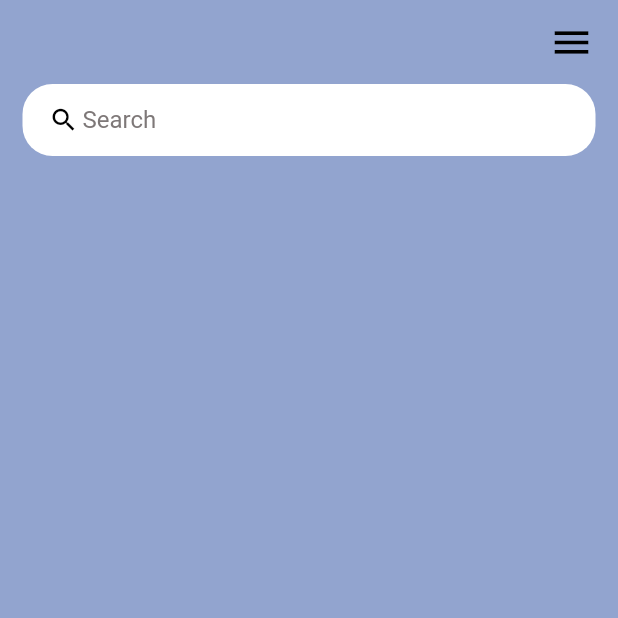
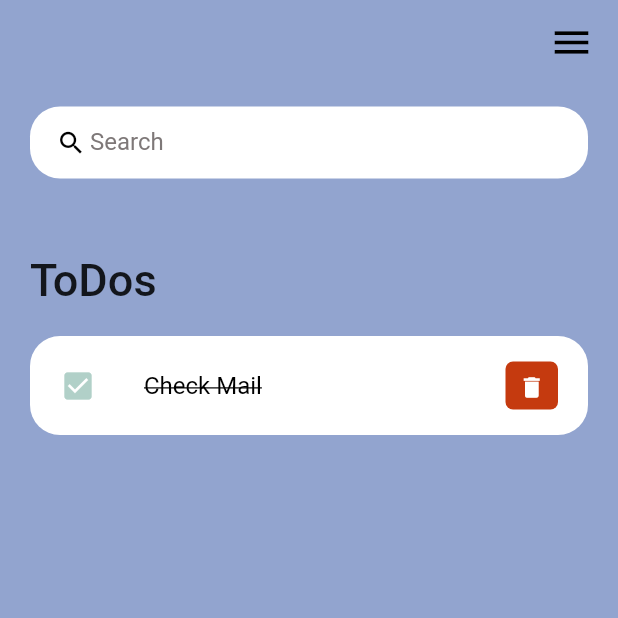
Before and after one commit to Brandon-T-Yates/Flow-Muse, a Flutter app: the screen it shows after launch, on a phone screen of 412 x 824 dp, the top half of it. Run offline on Flutter 3.47's test engine with Material 2 defaults, Android fonts, the phone set to English and light mode, and no system bars.

Commit message:
Got todo task implimented but no functions yet

```diff
--- a/lib/screens/home.dart
+++ b/lib/screens/home.dart
@@ -1,5 +1,6 @@
 import 'package:flutter/material.dart';
-import 'package:tododemo/constants/colors.dart';
+import '../constants/colors.dart';
+import '../widgets/todo_items.dart';
 
 class Home extends StatelessWidget {
   const Home({Key? key}) : super(key: key);
@@ -10,14 +11,40 @@ class Home extends StatelessWidget {
       backgroundColor: appBackBlue,
       appBar: _buldAppBar(),
       body: Container(
-        padding: EdgeInsets.symmetric(horizontal: 15),
+        padding: const EdgeInsets.symmetric(
+          horizontal: 20,
+          vertical: 15),
         child: Column(
           children: [
+            searcBox(),
+            Expanded(
+              child: ListView(
+                children: [
                   Container(
-              padding: EdgeInsets.symmetric(horizontal: 15),
+                    margin: EdgeInsets.only(top: 50, bottom: 20),
+                    child: const Text(
+                      'ToDos',
+                      style: TextStyle(
+                        fontSize: 30, fontWeight: FontWeight.w500,
+                      ),
+                    ),
+                  ),
+                  ToDoItem(),
+                ],
+              )
+            )
+          ]
+        ),
+      ),
+    );
+  }
+
+  Widget searcBox() {
+    return Container(
+      padding: const EdgeInsets.symmetric(horizontal: 15),
       decoration: BoxDecoration(
         color: Colors.white,
-                borderRadius: BorderRadius.circular(20)
+        borderRadius: BorderRadius.circular(20),
        ),
        child: const TextField(
          decoration: InputDecoration(
@@ -29,17 +56,14 @@ class Home extends StatelessWidget {
           ),
           prefixIconConstraints: BoxConstraints(
             maxHeight: 20,
-                      minWidth: 25
+            minWidth: 25,
            ),
           border: InputBorder.none,
           hintText: 'Search',
            hintStyle: TextStyle(
-                      color: grey
+             color: grey,
           ),
          ),
-              ),
-            )
-          ]),
        ),
     );
   }
--- /dev/null
+++ b/lib/widgets/todo_items.dart
@@ -0,0 +1,49 @@
+import 'package:flutter/material.dart';
+import '../constants/colors.dart';
+
+class ToDoItem extends StatelessWidget {
+  const ToDoItem ({Key? key}) : super(key: key);
+
+  @override
+  Widget build(BuildContext context) {
+    return Container(
+
+      child: ListTile(
+        onTap: () {
+        },
+        shape: RoundedRectangleBorder(
+          borderRadius: BorderRadius.circular(20)
+        ),
+        contentPadding: const EdgeInsets.symmetric(
+          horizontal: 20,
+          vertical: 5),
+        tileColor: Colors.white,
+        leading: Icon(Icons.check_box, color: styleGreen,),
+        title: const Text(
+          'Check Mail',
+          style: TextStyle(
+            fontSize: 16,
+            color: black,
+            decoration: TextDecoration.lineThrough,
+          ),
+        ),
+        trailing: Container(
+          padding: EdgeInsets.all(0),
+          margin: EdgeInsets.symmetric(vertical: 12),
+          height: 35,
+          width: 35,
+          decoration: BoxDecoration(
+            color: lowP,
+            borderRadius: BorderRadius.circular(5)
+          ),
+          child: IconButton(
+            color: Colors.white,
+            iconSize: 18,
+            icon: Icon(Icons.delete),
+            onPressed: () {},
+          ),
+        ),
+      ),
+    );
+  }
+}
```
Lines whose indentation alone changed are shown as unchanged.
